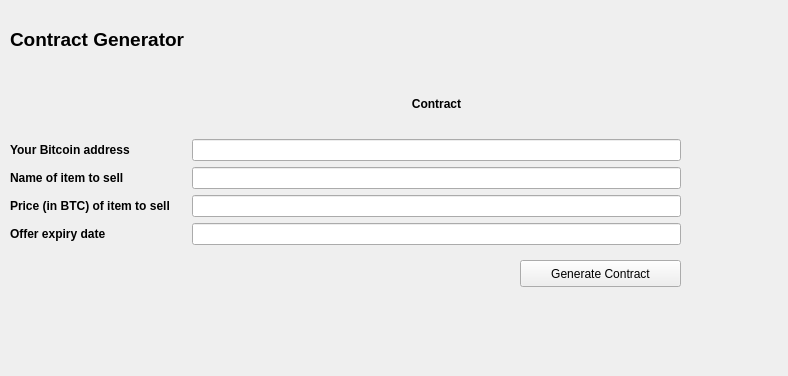
Before: the Qt Designer form src/UI_Files/ContractGenerator.ui in cgsheeh/SFWR3XA3_Redevelopment, drawn with Qt 5.
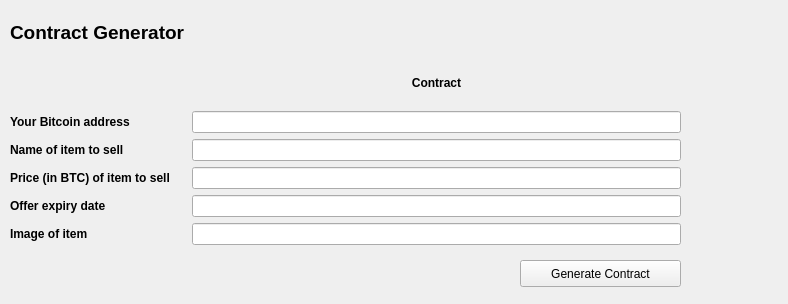
After: the same form once the commit is applied.

Commit message: Add inbox, view contract, view messages views, and modify contract generator view

What changed in the file:
```diff
--- a/src/UI_Files/ContractGenerator.ui
+++ b/src/UI_Files/ContractGenerator.ui
@@ -7,7 +7,7 @@
     <x>0</x>
     <y>0</y>
     <width>788</width>
-    <height>376</height>
+    <height>304</height>
    </rect>
   </property>
   <property name="windowTitle">
@@ -26,6 +26,9 @@
     </rect>
    </property>
    <layout class="QGridLayout" name="gridLayout">
+    <item row="7" column="1">
+     <widget class="QLineEdit" name="lineEdit_6"/>
+    </item>
     <item row="1" column="0">
      <widget class="QLabel" name="label">
       <property name="font">
@@ -126,6 +129,19 @@
       </property>
      </widget>
     </item>
+    <item row="7" column="0">
+     <widget class="QLabel" name="label_8">
+      <property name="font">
+       <font>
+        <weight>75</weight>
+        <bold>true</bold>
+       </font>
+      </property>
+      <property name="text">
+       <string>Image of item</string>
+      </property>
+     </widget>
+    </item>
    </layout>
   </widget>
   <widget class="QPushButton" name="pushButton">
```
The commit also changes 3 other files.
